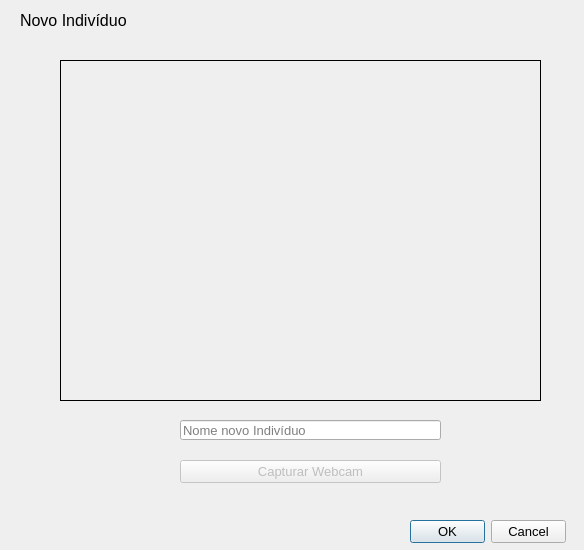
Before: the Qt Designer form adicionarnovoindividuo.ui in tiagoaleff/face-recognition, drawn with Qt 5.
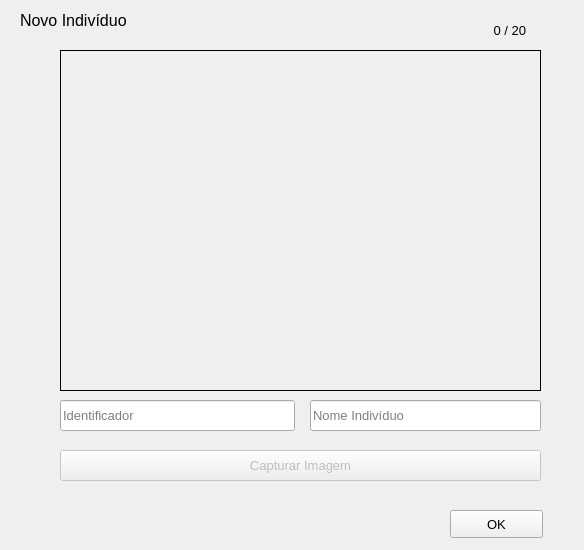
After: the same form once the commit is applied. Icons and pictures are not drawn.

The edit to the form file:
```diff
--- a/adicionarnovoindividuo.ui
+++ b/adicionarnovoindividuo.ui
@@ -22,25 +22,6 @@
    <iconset>
     <normaloff>img/profile.jpg</normaloff>img/profile.jpg</iconset>
   </property>
-  <widget class="QDialogButtonBox" name="buttonBox">
-   <property name="enabled">
-    <bool>true</bool>
-   </property>
-   <property name="geometry">
-    <rect>
-     <x>410</x>
-     <y>520</y>
-     <width>156</width>
-     <height>23</height>
-    </rect>
-   </property>
-   <property name="orientation">
-    <enum>Qt::Horizontal</enum>
-   </property>
-   <property name="standardButtons">
-    <set>QDialogButtonBox::Cancel|QDialogButtonBox::Ok</set>
-   </property>
-  </widget>
   <widget class="QLabel" name="label">
    <property name="geometry">
     <rect>
@@ -65,21 +46,21 @@
    </property>
    <property name="geometry">
     <rect>
-     <x>180</x>
-     <y>460</y>
-     <width>261</width>
-     <height>23</height>
+     <x>60</x>
+     <y>450</y>
+     <width>481</width>
+     <height>31</height>
     </rect>
    </property>
    <property name="text">
-    <string>Capturar Webcam</string>
+    <string>Capturar Imagem</string>
    </property>
   </widget>
   <widget class="QLabel" name="novoIndividuoImagemLabel">
    <property name="geometry">
     <rect>
      <x>60</x>
-     <y>60</y>
+     <y>50</y>
      <width>481</width>
      <height>341</height>
     </rect>
@@ -100,20 +81,62 @@
     <bool>false</bool>
    </property>
   </widget>
+  <widget class="QLineEdit" name="identificadorTextEdit">
+   <property name="geometry">
+    <rect>
+     <x>60</x>
+     <y>400</y>
+     <width>235</width>
+     <height>31</height>
+    </rect>
+   </property>
+   <property name="text">
+    <string/>
+   </property>
+   <property name="placeholderText">
+    <string>Identificador</string>
+   </property>
+  </widget>
   <widget class="QLineEdit" name="novoIndividuoTextEdit">
    <property name="geometry">
     <rect>
-     <x>180</x>
-     <y>420</y>
-     <width>261</width>
+     <x>310</x>
+     <y>400</y>
+     <width>231</width>
+     <height>31</height>
+    </rect>
+   </property>
+   <property name="text">
+    <string/>
+   </property>
+   <property name="placeholderText">
+    <string>Nome Indivíduo</string>
+   </property>
+  </widget>
+  <widget class="QPushButton" name="okButton">
+   <property name="geometry">
+    <rect>
+     <x>450</x>
+     <y>510</y>
+     <width>93</width>
+     <height>28</height>
+    </rect>
+   </property>
+   <property name="text">
+    <string>OK</string>
+   </property>
+  </widget>
+  <widget class="QLabel" name="quantidadeImagemLabel">
+   <property name="geometry">
+    <rect>
+     <x>490</x>
+     <y>20</y>
+     <width>51</width>
      <height>20</height>
     </rect>
    </property>
    <property name="text">
-    <string/>
-   </property>
-   <property name="placeholderText">
-    <string>Nome novo Indivíduo</string>
+    <string> 0 / 20</string>
    </property>
   </widget>
  </widget>
```
Left out of the diff: 37 changed lines with no effect on the pictures.
